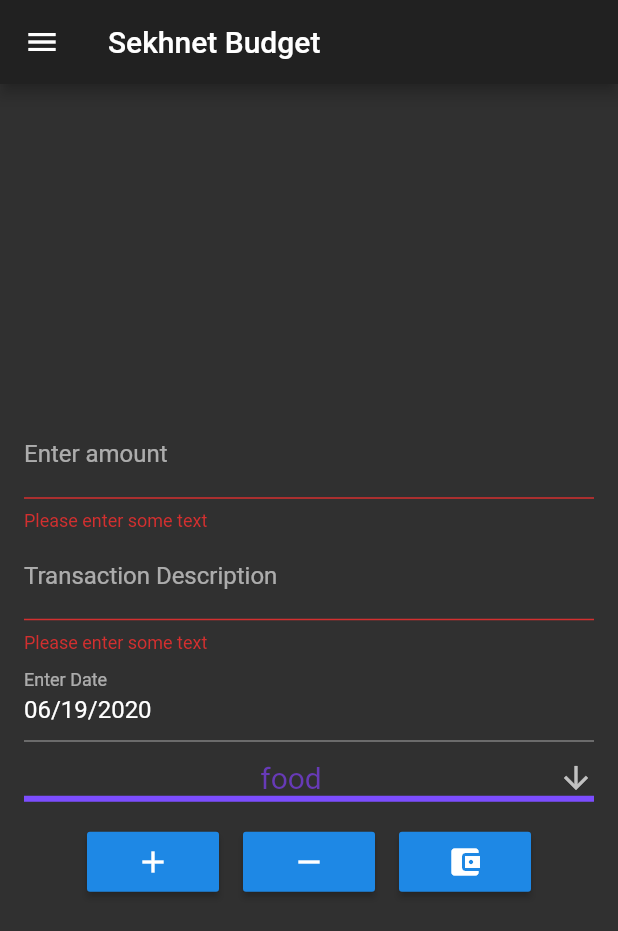
After one commit to fargusplumdoodle/sekhnet-budget-client, a Flutter app: the AddTransactionForm screen opened by its route, after a tap on the "add" icon, on a phone screen of 412 x 824 dp. The commit adds this screen. Shown: the top 931 px of the screen. Run offline on Flutter 3.47's test engine with Material 2 defaults, Android fonts, the phone set to English and light mode, and no system bars.

Commit message:
'added add transaction form'
--amend

```diff
--- a/lib/main.dart
+++ b/lib/main.dart
@@ -1,3 +1,4 @@
+import 'package:budget/ui/screens/add_transaction.dart';
 import 'package:budget/ui/screens/budget_detail.dart';
 import 'package:budget/ui/screens/dashboard.dart';
 import 'package:flutter/material.dart';
@@ -15,11 +16,11 @@ class MyApp extends StatelessWidget {
       routes: {
         Dashboard.routeName: (context) => Dashboard(),
         BudgetDetail.routeName: (context) => BudgetDetail(),
+        AddTransactionForm.routeName: (context) => AddTransactionForm()
       },
-      title: 'Flutter Demo',
+      title: 'Sekhnet Budget',
       theme: ThemeData.dark(),
-      darkTheme:
-          ThemeData(primaryColor: Colors.blue, brightness: Brightness.light),
+      darkTheme: ThemeData(brightness: Brightness.dark),
     );
   }
 }
--- a/lib/model/budget.dart
+++ b/lib/model/budget.dart
@@ -38,3 +38,7 @@ class BudgetModel {
     _name = value;
   }
 }
+
+List<String> get_temp_budget_names() {
+  return ['food', 'housing', 'personal'];
+}
--- /dev/null
+++ b/lib/ui/screens/add_transaction.dart
@@ -0,0 +1,193 @@
+import 'package:budget/model/budget.dart';
+import 'package:budget/ui/widgets/base.dart';
+import 'package:flutter/material.dart';
+import 'package:flutter/rendering.dart';
+import 'package:flutter/services.dart';
+
+class AddTransactionForm extends StatefulWidget {
+  static const routeName = "AddTransaction";
+
+  @override
+  _AddTransactionFormState createState() => _AddTransactionFormState();
+}
+
+class _AddTransactionFormData {
+  String amount;
+  String description;
+  DateTime date;
+  String budget;
+}
+
+class _AddTransactionFormState extends State<AddTransactionForm> {
+  final _formKey = GlobalKey<FormState>();
+  String dropdownValue = get_temp_budget_names()[0];
+  _AddTransactionFormData _data = _AddTransactionFormData();
+
+  @override
+  Widget build(BuildContext context) {
+    this._data.budget = this.dropdownValue;
+
+    return Scaffold(
+      appBar: Base.appBar(),
+      drawer: Base.drawer(),
+      body: Padding(
+        padding: const EdgeInsets.all(16.0),
+        child: Form(
+            key: _formKey,
+            child: Center(
+              child: Column(
+                mainAxisAlignment: MainAxisAlignment.center,
+                children: <Widget>[
+                  TextFormField(
+                      // The validator receives the text that the user has entered.
+                      keyboardType: TextInputType.number,
+                      decoration: InputDecoration(
+                        labelText: "Enter amount",
+                        hintText: "Amount of money to add/subtract",
+                      ),
+                      validator: (value) {
+                        if (value.isEmpty) {
+                          return 'Please enter some text';
+                        }
+                        return null;
+                      },
+                      onSaved: (String value) {
+                        this._data.amount = value;
+                      }),
+                  TextFormField(
+                      // The validator receives the text that the user has entered.
+                      decoration: InputDecoration(
+                        labelText: "Transaction Description",
+                        hintText: "What the transaction was for",
+                      ),
+                      validator: (value) {
+                        if (value.isEmpty) {
+                          return 'Please enter some text';
+                        }
+                        return null;
+                      },
+                      onSaved: (String value) {
+                        this._data.description = value;
+                      }),
+                  InputDatePickerFormField(
+                      firstDate: DateTime(2000, 11, 3),
+                      lastDate: DateTime(2077, 11, 3),
+                      initialDate: DateTime.now(),
+                      onDateSaved: (DateTime value) {
+                        this._data.date = value;
+                      }),
+                  DropdownButton(
+                      value: dropdownValue,
+                      icon: Icon(Icons.arrow_downward),
+                      hint: Text("Budget"),
+                      iconSize: 24,
+                      elevation: 16,
+                      style: TextStyle(color: Colors.deepPurple),
+                      underline: Container(
+                        height: 4,
+                        color: Colors.deepPurpleAccent,
+                      ),
+                      isExpanded: true,
+                      onChanged: (String newValue) {
+                        setState(() {
+                          dropdownValue = newValue;
+                        });
+                        this._data.budget = newValue;
+                      },
+                      items: get_temp_budget_names()
+                          .map<DropdownMenuItem<String>>((String value) {
+                        return DropdownMenuItem<String>(
+                            value: value,
+                            child: Center(
+                              child: Text(
+                                value,
+                                style: TextStyle(fontSize: 20),
+                              ),
+                            ));
+                      }).toList()),
+                  Row(
+                    mainAxisAlignment: MainAxisAlignment.center,
+                    children: [
+                      Padding(
+                        padding: const EdgeInsets.all(8.0),
+                        child: RaisedButton(
+                          padding: const EdgeInsets.all(8.0),
+                          onPressed: () {
+                            // Validate returns true if the form is valid, otherwise false.
+                            if (_formKey.currentState.validate()) {
+                              // If the form is valid, display a snackbar. In the real world,
+                              // you'd often call a server or save the information in a database.
+
+                              this.addPostitiveTransaction(_data);
+                            }
+                          },
+                          child: Icon(Icons.add),
+                        ),
+                      ),
+                      Padding(
+                        padding: const EdgeInsets.all(8.0),
+                        child: RaisedButton(
+                          padding: const EdgeInsets.all(8.0),
+                          onPressed: () {
+                            // Validate returns true if the form is valid, otherwise false.
+                            if (_formKey.currentState.validate()) {
+                              // If the form is valid, display a snackbar. In the real world,
+                              // you'd often call a server or save the information in a database.
+
+                              this.addNegativeTransaction(_data);
+                            }
+                          },
+                          child: Icon(Icons.remove),
+                        ),
+                      ),
+                      Padding(
+                        padding: const EdgeInsets.all(8.0),
+                        child: RaisedButton(
+                          padding: const EdgeInsets.all(8.0),
+                          onPressed: () {
+                            // Validate returns true if the form is valid, otherwise false.
+                            if (_formKey.currentState.validate()) {
+                              // If the form is valid, display a snackbar. In the real world,
+                              // you'd often call a server or save the information in a database.
+                              this.addIncomeTransaction(_data);
+                            }
+                          },
+                          child: Icon(Icons.account_balance_wallet),
+                        ),
+                      ),
+                    ],
+                  )
+                ],
+              ),
+            )),
+      ),
+    );
+  }
+
+  void addPostitiveTransaction(_AddTransactionFormData data) {
+    _formKey.currentState.save();
+    print("eyy adding the postitibve trasnsaciton eyy");
+    print(data.amount);
+    print(data.description);
+    print(data.date);
+    print(data.budget);
+  }
+
+  void addNegativeTransaction(_AddTransactionFormData data) {
+    _formKey.currentState.save();
+    print("eyy adding the negative trasnsaciton eyy");
+    print(data.amount);
+    print(data.description);
+    print(data.date);
+    print(data.budget);
+  }
+
+  void addIncomeTransaction(_AddTransactionFormData data) {
+    _formKey.currentState.save();
+    print("eyy adding the income trasnsaciton eyy");
+    print(data.amount);
+    print(data.description);
+    print(data.date);
+    print(data.budget);
+  }
+}
--- a/lib/ui/screens/dashboard.dart
+++ b/lib/ui/screens/dashboard.dart
@@ -28,10 +28,7 @@ class Dashboard extends StatelessWidget {
     return Scaffold(
       appBar: Base.appBar(),
       drawer: Base.drawer(),
-      floatingActionButton: FloatingActionButton(
-        tooltip: 'Add transaction',
-        child: Icon(Icons.add),
-      ),
+      floatingActionButton: Base.floatingActionButton(context),
       body: Container(
         padding: EdgeInsets.all(8.8),
         child: Column(
--- a/lib/ui/widgets/base.dart
+++ b/lib/ui/widgets/base.dart
@@ -1,3 +1,4 @@
+import 'package:budget/ui/screens/add_transaction.dart';
 import 'package:flutter/material.dart';
 
 class Base {
@@ -6,6 +7,20 @@ class Base {
       );
 
   static Widget drawer() => Drawer(
-        child: Center(child: Text('in da drawer')),
-      );
+          child: Center(
+        child: ListView(
+          children: [
+            Text('Dashboard'),
+            Text('Transactions'),
+            Text('Settings'),
+          ],
+        ),
+      ));
+
+  static Widget floatingActionButton(context) => FloatingActionButton(
+      tooltip: 'Add transaction',
+      child: Icon(Icons.add),
+      onPressed: () {
+        Navigator.pushNamed(context, AddTransactionForm.routeName);
+      });
 }
```
